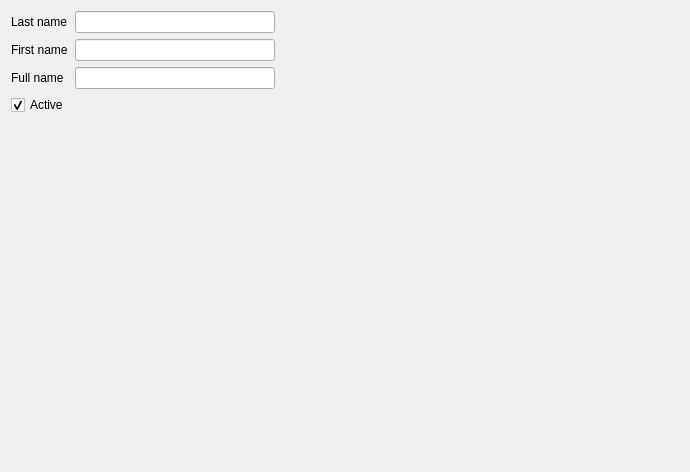
kyledevans/Medicine-Track, file mtrack/aprescriberpage_page00.ui: the form before one commit.
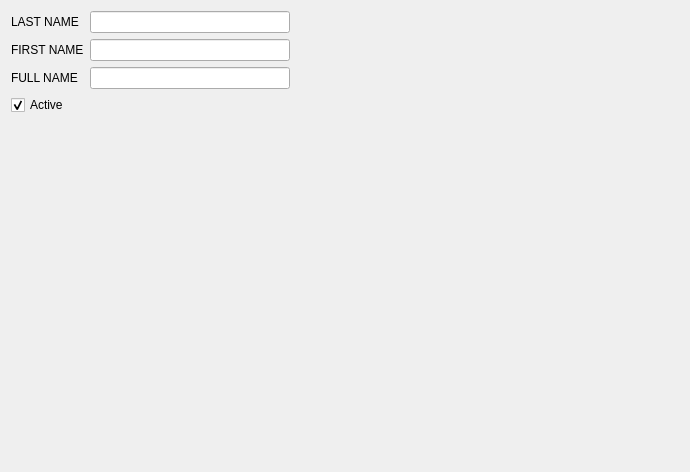
The form after the commit.

What changed in the file:
```diff
--- a/mtrack/aprescriberpage_page00.ui
+++ b/mtrack/aprescriberpage_page00.ui
@@ -20,7 +20,7 @@
    <item row="0" column="0">
     <widget class="QLabel" name="lastLabel">
      <property name="text">
-      <string>Last name</string>
+      <string>LAST NAME</string>
      </property>
     </widget>
    </item>
@@ -60,7 +60,7 @@
    <item row="1" column="0">
     <widget class="QLabel" name="firstLabel">
      <property name="text">
-      <string>First name</string>
+      <string>FIRST NAME</string>
      </property>
     </widget>
    </item>
@@ -100,7 +100,7 @@
    <item row="2" column="0">
     <widget class="QLabel" name="fullLabel">
      <property name="text">
-      <string>Full name</string>
+      <string>FULL NAME</string>
      </property>
     </widget>
    </item>
```
